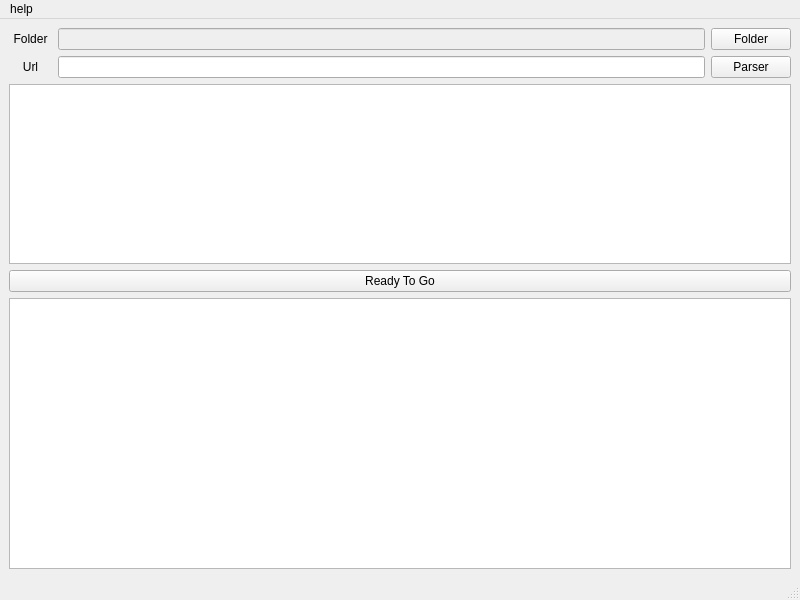
Old version of the form helpmedownload/untitled_main.ui in the repository ChrisYangTW/HelpMeDownload.
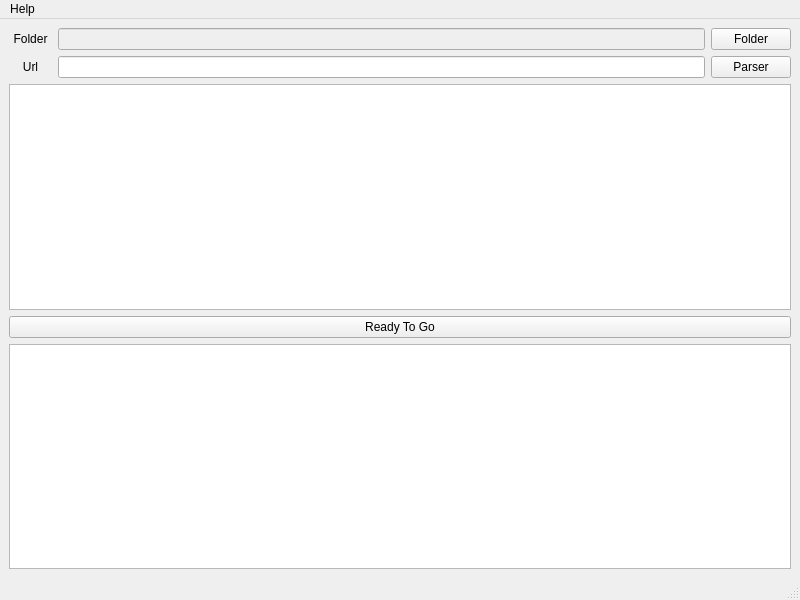
New version of the form.

What changed in the file:
```diff
--- a/helpmedownload/untitled_main.ui
+++ b/helpmedownload/untitled_main.ui
@@ -14,7 +14,7 @@
    <string>Help Me Download (just for Civit)</string>
   </property>
   <widget class="QWidget" name="centralwidget">
-   <layout class="QVBoxLayout" name="verticalLayout" stretch="1,1,2,1,3">
+   <layout class="QVBoxLayout" name="verticalLayout" stretch="1,1,2,1,2">
     <item>
      <layout class="QHBoxLayout" name="horizontalLayout_1" stretch="1,15,1">
       <item>
@@ -93,7 +93,7 @@
    </property>
    <widget class="QMenu" name="menuhelp">
     <property name="title">
-     <string>help</string>
+     <string>Help</string>
     </property>
     <addaction name="actionShowHistory"/>
    </widget>
```
Left out of the diff: 6 changed lines with no effect on the pictures.
